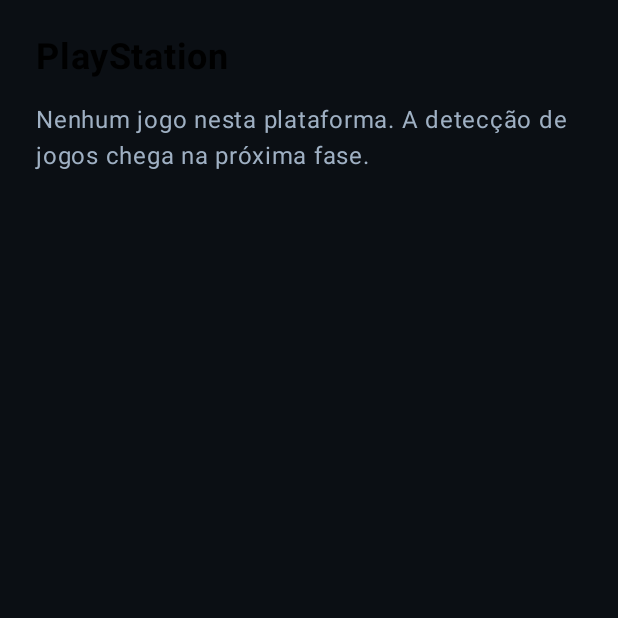
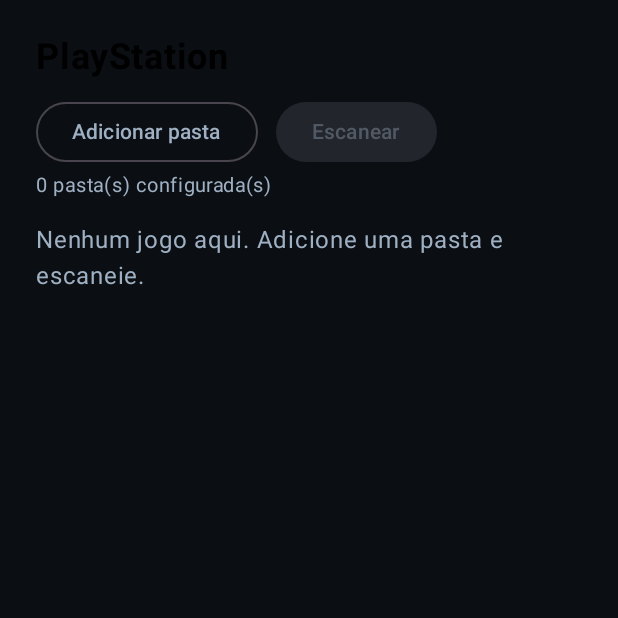
Before and after one commit to NandoXuu/NandoxArcade, an Android app built with Jetpack Compose: the screen it shows after launch (MainActivity), after a tap on "Biblioteca", on a phone screen of 412 x 824 dp, the top half of it. Run offline under Robolectric (Android 15) with nearby library versions, the phone set to English and light mode, and no system bars; our stand-ins replace Room's generated code.

Commit message:
Fase 3: scanner SAF, classificação de plataformas e lançamento pela biblioteca

```diff
--- a/app/src/main/java/com/nandox/arcade/data/Db.kt
+++ b/app/src/main/java/com/nandox/arcade/data/Db.kt
@@ -4,13 +4,18 @@ import android.content.Context
 import androidx.room.Dao
 import androidx.room.Database
 import androidx.room.Entity
+import androidx.room.Index
+import androidx.room.Insert
+import androidx.room.OnConflictStrategy
 import androidx.room.PrimaryKey
 import androidx.room.Query
 import androidx.room.Room
 import androidx.room.RoomDatabase
+import androidx.room.migration.Migration
+import androidx.sqlite.db.SupportSQLiteDatabase
 import kotlinx.coroutines.flow.Flow
 
-@Entity(tableName = "games")
+@Entity(tableName = "games", indices = [Index(value = ["uri"], unique = true)])
 data class GameEntity(
     @PrimaryKey(autoGenerate = true) val id: Long = 0,
     val title: String,
@@ -18,13 +23,39 @@ data class GameEntity(
     val uri: String,
 )
 
+@Entity(tableName = "sources", indices = [Index(value = ["uri"], unique = true)])
+data class SourceEntity(
+    @PrimaryKey(autoGenerate = true) val id: Long = 0,
+    val uri: String,
+)
+
 @Dao
 interface GameDao {
     @Query("SELECT * FROM games ORDER BY title")
     fun observeAll(): Flow<List<GameEntity>>
+
+    @Insert(onConflict = OnConflictStrategy.IGNORE)
+    suspend fun insertGames(games: List<GameEntity>): List<Long>
+
+    @Query("SELECT * FROM sources ORDER BY id")
+    fun observeSources(): Flow<List<SourceEntity>>
+
+    @Query("SELECT * FROM sources ORDER BY id")
+    suspend fun sources(): List<SourceEntity>
+
+    @Insert(onConflict = OnConflictStrategy.IGNORE)
+    suspend fun insertSource(source: SourceEntity): Long
 }
 
-@Database(entities = [GameEntity::class], version = 1, exportSchema = true)
+private val MIGRATION_1_2 = object : Migration(1, 2) {
+    override fun migrate(db: SupportSQLiteDatabase) {
+        db.execSQL("CREATE TABLE IF NOT EXISTS `sources` (`id` INTEGER PRIMARY KEY AUTOINCREMENT NOT NULL, `uri` TEXT NOT NULL)")
+        db.execSQL("CREATE UNIQUE INDEX IF NOT EXISTS `index_sources_uri` ON `sources` (`uri`)")
+        db.execSQL("CREATE UNIQUE INDEX IF NOT EXISTS `index_games_uri` ON `games` (`uri`)")
+    }
+}
+
+@Database(entities = [GameEntity::class, SourceEntity::class], version = 2, exportSchema = true)
 abstract class ArcadeDb : RoomDatabase() {
     abstract fun games(): GameDao
 
@@ -33,6 +64,7 @@ abstract class ArcadeDb : RoomDatabase() {
 
         fun get(context: Context): ArcadeDb = instance ?: synchronized(this) {
             instance ?: Room.databaseBuilder(context.applicationContext, ArcadeDb::class.java, "arcade.db")
+                .addMigrations(MIGRATION_1_2)
                 .build().also { instance = it }
         }
     }
--- a/app/src/main/java/com/nandox/arcade/ui/ArcadeApp.kt
+++ b/app/src/main/java/com/nandox/arcade/ui/ArcadeApp.kt
@@ -1,6 +1,16 @@
 package com.nandox.arcade.ui
 
 import android.os.Build
+import android.content.Intent
+import android.net.Uri
+import android.widget.Toast
+import androidx.activity.compose.rememberLauncherForActivityResult
+import androidx.activity.result.contract.ActivityResultContracts
+import androidx.compose.runtime.rememberCoroutineScope
+import com.nandox.arcade.core.PlatformClassifier
+import com.nandox.arcade.data.SourceEntity
+import com.nandox.arcade.scanner.GameScanner
+import kotlinx.coroutines.launch
 import androidx.compose.foundation.background
 import androidx.compose.foundation.border
 import androidx.compose.foundation.clickable
@@ -76,7 +86,13 @@ fun ArcadeApp() {
             composable(
                 "library/{platform}",
                 arguments = listOf(navArgument("platform") { type = NavType.StringType }),
-            ) { LibraryScreen(it.arguments?.getString("platform").orEmpty()) }
+            ) {
+                LibraryScreen(
+                    platformId = it.arguments?.getString("platform").orEmpty(),
+                    registry = registry,
+                    onOpenUnknown = { nav.navigate("library/${PlatformClassifier.UNKNOWN}") },
+                )
+            }
             composable("plugins") { PluginsScreen(registry) }
             composable("settings") { SettingsScreen() }
         }
@@ -155,19 +171,67 @@ private fun HomeScreen(onOpenLibrary: (String) -> Unit, onPlugins: () -> Unit, o
 }
 
 @Composable
-private fun LibraryScreen(platformId: String) {
+private fun LibraryScreen(platformId: String, registry: PluginRegistry, onOpenUnknown: () -> Unit) {
     val context = LocalContext.current
-    val games by remember { ArcadeDb.get(context).games().observeAll() }
-        .collectAsStateWithLifecycle(initialValue = emptyList())
+    val dao = remember { ArcadeDb.get(context).games() }
+    val store = remember { PluginStore(context) }
+    val scope = rememberCoroutineScope()
+    val games by remember { dao.observeAll() }.collectAsStateWithLifecycle(initialValue = emptyList())
+    val sources by remember { dao.observeSources() }.collectAsStateWithLifecycle(initialValue = emptyList())
+    var scanning by remember { mutableStateOf(false) }
+    var message by remember { mutableStateOf<String?>(null) }
+
+    val picker = rememberLauncherForActivityResult(ActivityResultContracts.OpenDocumentTree()) { uri ->
+        if (uri != null) {
+            context.contentResolver.takePersistableUriPermission(uri, Intent.FLAG_GRANT_READ_URI_PERMISSION)
+            scope.launch { dao.insertSource(SourceEntity(uri = uri.toString())) }
+        }
+    }
+
+    fun scanAll() {
+        scope.launch {
+            scanning = true
+            var added = 0
+            for (src in dao.sources()) {
+                val found = GameScanner.scan(context, Uri.parse(src.uri))
+                added += dao.insertGames(found).count { it != -1L }
+            }
+            scanning = false
+            message = "$added jogo(s) novo(s) adicionado(s)"
+        }
+    }
+
     val platform = Platforms.byId(platformId)
     val filtered = games.filter { it.platformId == platformId }
+    val unknownCount = games.count { it.platformId == PlatformClassifier.UNKNOWN }
 
     Column(Modifier.fillMaxSize().padding(24.dp)) {
-        Text(platform?.name ?: "Biblioteca", fontSize = 24.sp, fontWeight = FontWeight.Bold)
-        Spacer(Modifier.height(16.dp))
+        Text(platform?.name ?: "Não classificados", fontSize = 24.sp, fontWeight = FontWeight.Bold)
+        Spacer(Modifier.height(12.dp))
+        Row(horizontalArrangement = Arrangement.spacedBy(12.dp)) {
+            OutlinedButton(onClick = { picker.launch(null) }) { Text("Adicionar pasta") }
+            Button(onClick = { scanAll() }, enabled = sources.isNotEmpty() && !scanning) {
+                Text(if (scanning) "Escaneando…" else "Escanear")
+            }
+        }
+        Text(
+            "${sources.size} pasta(s) configurada(s)",
+            color = MaterialTheme.colorScheme.onSurfaceVariant,
+            fontSize = 13.sp,
+        )
+        message?.let { Text(it, fontSize = 13.sp) }
+        if (unknownCount > 0 && platform != null) {
+            Text(
+                "$unknownCount jogo(s) sem plataforma definida",
+                color = MaterialTheme.colorScheme.primary,
+                fontSize = 13.sp,
+                modifier = Modifier.clickable(onClick = onOpenUnknown),
+            )
+        }
+        Spacer(Modifier.height(12.dp))
         if (filtered.isEmpty()) {
             Text(
-                "Nenhum jogo nesta plataforma. A detecção de jogos chega na próxima fase.",
+                "Nenhum jogo aqui. Adicione uma pasta e escaneie.",
                 color = MaterialTheme.colorScheme.onSurfaceVariant,
             )
         } else {
@@ -177,6 +241,14 @@ private fun LibraryScreen(platformId: String) {
                         g.title,
                         Modifier.fillMaxWidth()
                             .background(MaterialTheme.colorScheme.surface, RoundedCornerShape(12.dp))
+                            .clickable {
+                                val adapter = registry.adaptersFor(g.platformId, store)
+                                    .firstOrNull { it.diagnose(context) == PluginStatus.READY }
+                                val ok = adapter?.launch(context, Uri.parse(g.uri)) == true
+                                if (!ok) {
+                                    Toast.makeText(context, "Nenhum emulador disponível para este jogo", Toast.LENGTH_SHORT).show()
+                                }
+                            }
                             .padding(16.dp),
                     )
                 }
```
Also changed, not shown: app/src/main/java/com/nandox/arcade/core/PlatformClassifier.kt (added, +37 -0 lines), app/src/main/java/com/nandox/arcade/scanner/GameScanner.kt (added, +51 -0 lines), 1 other file.
